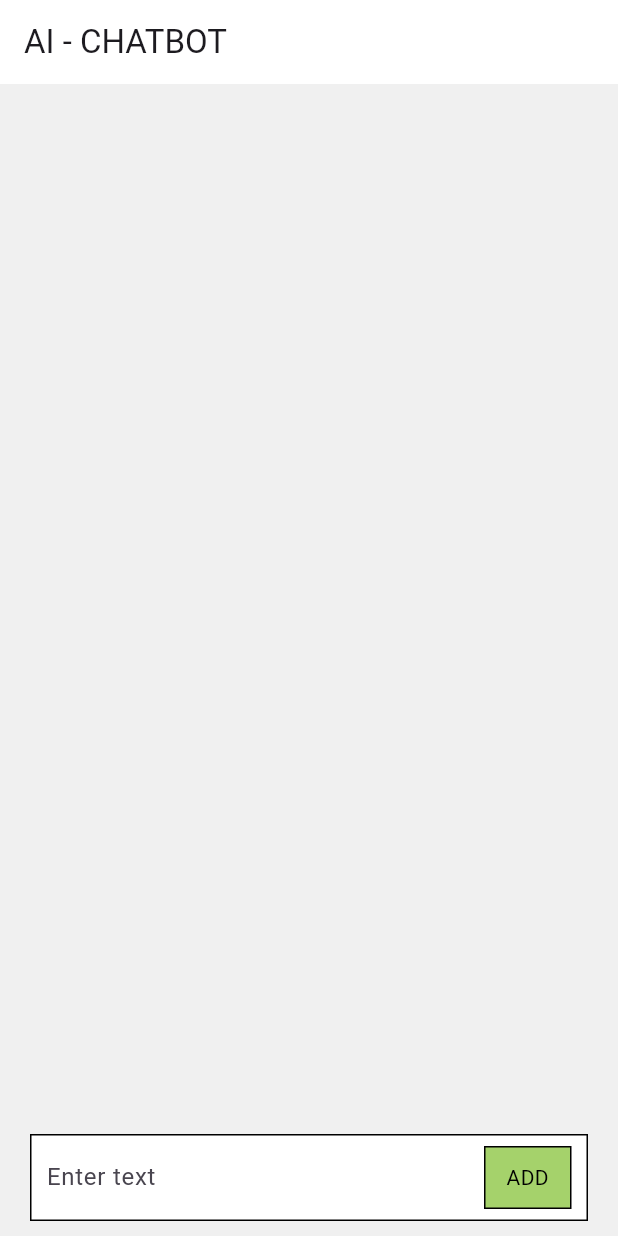
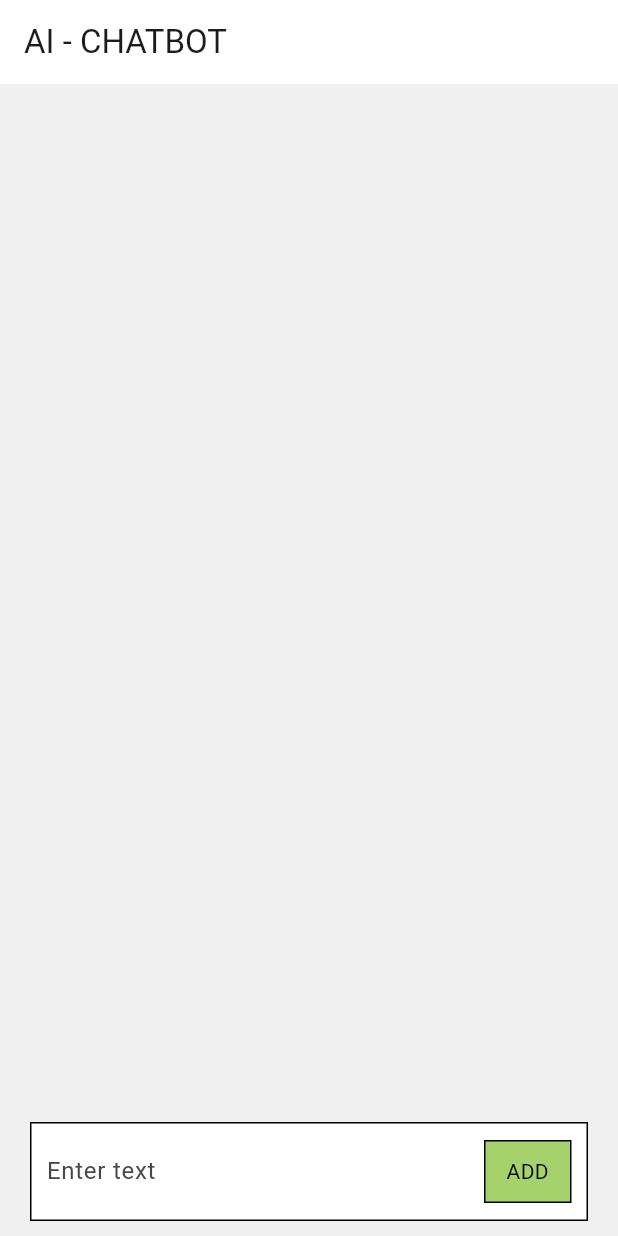
Before and after one commit to Raniya123/ai-chat-bot, a Flutter app: the screen it shows after launch, on a phone screen of 412 x 824 dp. Run offline on Flutter 3.47's test engine with Material 3 defaults, Android fonts, the phone set to English and light mode, and no system bars; our stand-ins replace flutter_gemini, flutter_markdown, get, lottie.

Commit message:
New update

```diff
--- a/lib/config.dart
+++ b/lib/config.dart
@@ -1,5 +1,5 @@
 class Config {
-  static const String appName = 'Your App Name';
-  static const String aiSender = 'Gemini AI';
+  static const String appName = 'AI - CHATBOT';
+  static const String aiSender = 'AI assistance';
   static const String apiToken = 'AIzaSyDvCHXHHWiC2xYVBYRKHuKZtVX_TFMLxGE';
 }
--- a/lib/controller/chat_controller.dart
+++ b/lib/controller/chat_controller.dart
@@ -1,3 +1,4 @@
+import 'package:ai_chat_bot/config.dart';
 import 'package:flutter/foundation.dart';
 import 'package:flutter/material.dart';
 import 'package:flutter_gemini/flutter_gemini.dart';
@@ -35,7 +36,7 @@ class ChatController extends GetxController {
       final responseText = await getGeminiResponse(messageText);
 
       // Add Gemini AI's response
-      addMessage('Gemini AI', responseText);
+      addMessage(Config.aiSender, responseText);
     } catch (e) {
       // Handle errors gracefully
       if (kDebugMode) {
--- a/lib/main.dart
+++ b/lib/main.dart
@@ -16,7 +16,6 @@ class MyApp extends StatelessWidget {
 
   @override
   Widget build(BuildContext context) {
-    return Obx(() {
     return GetMaterialApp(
       debugShowCheckedModeBanner: false,
       title: Config.appName,
@@ -25,6 +24,5 @@ class MyApp extends StatelessWidget {
       themeMode: themeController.themeMode,
       home: HomeView(),
     );
-    });
   }
 }
--- a/lib/view/home/home_view.dart
+++ b/lib/view/home/home_view.dart
@@ -1,3 +1,4 @@
+import 'package:ai_chat_bot/config.dart';
 import 'package:ai_chat_bot/view/home/widgets/widgets.dart';
 import 'package:flutter/material.dart';
 import 'package:get/get.dart';
@@ -17,7 +18,7 @@ class HomeView extends StatelessWidget {
       bottom: true,
       top: false,
       child: Scaffold(
-        appBar: AppThemes.mainAppBar("AI - CHATBOT"),
+        appBar: AppThemes.mainAppBar(Config.appName),
         body: Container(
           padding: const EdgeInsets.symmetric(vertical: 10, horizontal: 20),
           child: Column(
--- a/lib/view/home/widgets/chat_input.dart
+++ b/lib/view/home/widgets/chat_input.dart
@@ -10,7 +10,7 @@ class ChatInput extends StatelessWidget {
   @override
   Widget build(BuildContext context) {
     return Container(
-      padding: const EdgeInsets.symmetric(horizontal: 10),
+      padding: EdgeInsets.symmetric(horizontal: AppThemes.margin),
       decoration: BoxDecoration(
         color: Colors.white,
         border: Border.all(color: Colors.black),
@@ -20,8 +20,9 @@ class ChatInput extends StatelessWidget {
         children: [
           Expanded(
             flex: 5,
-            child: Center(
             child: TextField(
+              scrollPadding: const EdgeInsets.all(0),
+              maxLines: 2,
               controller: chatController.userChatController,
               onChanged: (value) {
                 if (kDebugMode) {
@@ -29,10 +30,10 @@ class ChatInput extends StatelessWidget {
                 }
               },
               decoration: const InputDecoration(
+                contentPadding: EdgeInsets.zero,
                 floatingLabelBehavior: FloatingLabelBehavior.never,
                 border: InputBorder.none,
                 labelText: 'Enter text',
-                ),
               ),
             ),
           ),
@@ -43,7 +44,7 @@ class ChatInput extends StatelessWidget {
                     "me", chatController.userChatController.text);
               },
               child: Container(
-                padding: const EdgeInsets.all(10),
+                padding: EdgeInsets.all(AppThemes.margin),
                 decoration: BoxDecoration(
                   color: AppThemes.greenColor.withOpacity(0.6),
                   border: Border.all(color: Colors.black),
```
Lines whose indentation alone changed are shown as unchanged.
